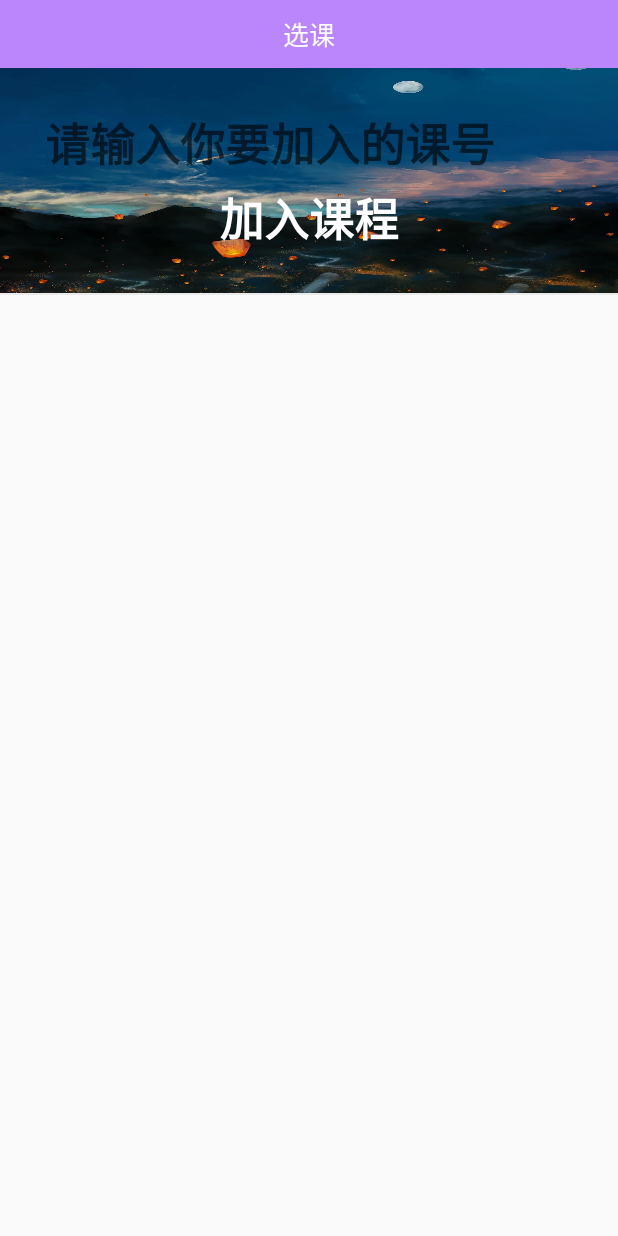
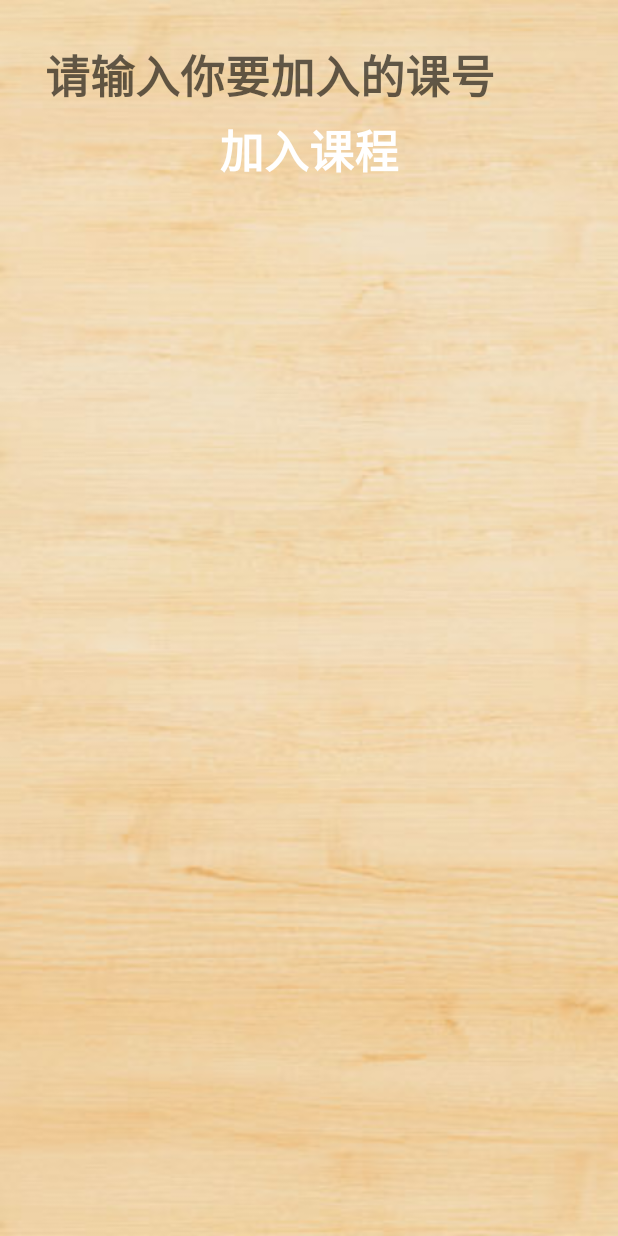
Before and after one commit to Acker777/Android_sign-in_system, an Android app: the StudentMainActivity screen opened directly, with no data from a screen before it, on a phone screen of 412 x 824 dp. Run offline under Robolectric (Android 15) with nearby library versions, the phone set to English and light mode, and no system bars.

Commit message:
优化代码

```diff
--- a/app/src/main/res/layout/activity_course_list.xml
+++ b/app/src/main/res/layout/activity_course_list.xml
@@ -23,7 +23,7 @@
         android:id="@+id/lv_bt_select"
         android:layout_width="match_parent"
         android:layout_height="match_parent"
-        android:divider="@android:color/transparent"
+
         android:dividerHeight="12dp"
         android:scrollbars="none"
         app:layout_constraintBottom_toBottomOf="parent"
--- a/app/src/main/res/layout/activity_register_detail.xml
+++ b/app/src/main/res/layout/activity_register_detail.xml
@@ -4,6 +4,7 @@
     xmlns:tools="http://schemas.android.com/tools"
     android:layout_width="match_parent"
     android:layout_height="match_parent"
+    android:background="@drawable/readbg5"
     tools:context=".RegisterDetailActivity">
 
     <LinearLayout
--- a/app/src/main/res/layout/activity_student_main.xml
+++ b/app/src/main/res/layout/activity_student_main.xml
@@ -6,23 +6,11 @@
     android:layout_width="match_parent"
     android:layout_height="match_parent"
     android:orientation="vertical"
+    android:background="@drawable/readbg5"
     tools:context=".StudentMainActivity">
 
 
-    <RelativeLayout
-        android:layout_width="match_parent"
-        android:layout_height="45dp"
-        android:background="@color/purple_200">
 
-        <TextView
-            android:layout_width="wrap_content"
-            android:layout_height="wrap_content"
-            android:layout_centerHorizontal="true"
-            android:layout_centerVertical="true"
-            android:text="选课"
-            android:textColor="#ffffff"
-            android:textSize="17dp" />
-    </RelativeLayout>
 
 
 
@@ -30,7 +18,7 @@
     <LinearLayout
         android:layout_width="match_parent"
         android:layout_height="150dp"
-        android:background="@drawable/q5"
+
         android:gravity="center_vertical"
         android:orientation="vertical"
         android:padding="30dp">
@@ -39,7 +27,7 @@
             android:layout_width="match_parent"
             android:layout_height="50dp"
             android:background="#000000ff"
-            android:textColor="#ffff0000"
+            android:textColor="@color/lvse"
             android:textStyle="bold"
             android:textSize="30dp"
             android:hint="请输入你要加入的课号">
@@ -58,10 +46,7 @@
             android:text="加入课程"/>
     </LinearLayout>
 
-    <View
-        android:layout_width="match_parent"
-        android:layout_height="1dp"
-        android:background="#eaeaea" />
+
 
 
 
--- a/app/src/main/res/layout/activity_teacher_main.xml
+++ b/app/src/main/res/layout/activity_teacher_main.xml
@@ -4,6 +4,7 @@
     xmlns:tools="http://schemas.android.com/tools"
     android:layout_width="match_parent"
     android:layout_height="match_parent"
+    android:background="@drawable/readbg5"
     tools:context=".TeacherMainActivity">
 
     <RelativeLayout
--- a/app/src/main/res/layout/register_student_list.xml
+++ b/app/src/main/res/layout/register_student_list.xml
@@ -51,7 +51,7 @@
                 android:layout_height="match_parent"
                 android:text="已签到"
                 android:gravity="center"
-                android:background="@color/purple_200">
+                android:background="@color/colorPrimary">
             </TextView>
         </LinearLayout>
     </RelativeLayout>
--- a/app/src/main/res/layout/student_course_register_item.xml
+++ b/app/src/main/res/layout/student_course_register_item.xml
@@ -7,7 +7,7 @@
 
     <RelativeLayout
         android:id="@+id/course_item"
-        android:background="@color/teal_200"
+        android:background="@color/teal_700"
         android:layout_width="0dp"
         android:layout_height="35dp"
         app:layout_constraintBottom_toBottomOf="parent"
```
Also changed, not shown: app/src/main/res/layout/activity_add_course.xml (+2 -7 lines), app/src/main/res/layout/student_course_list.xml (+1 -17 lines), 25 other files.
